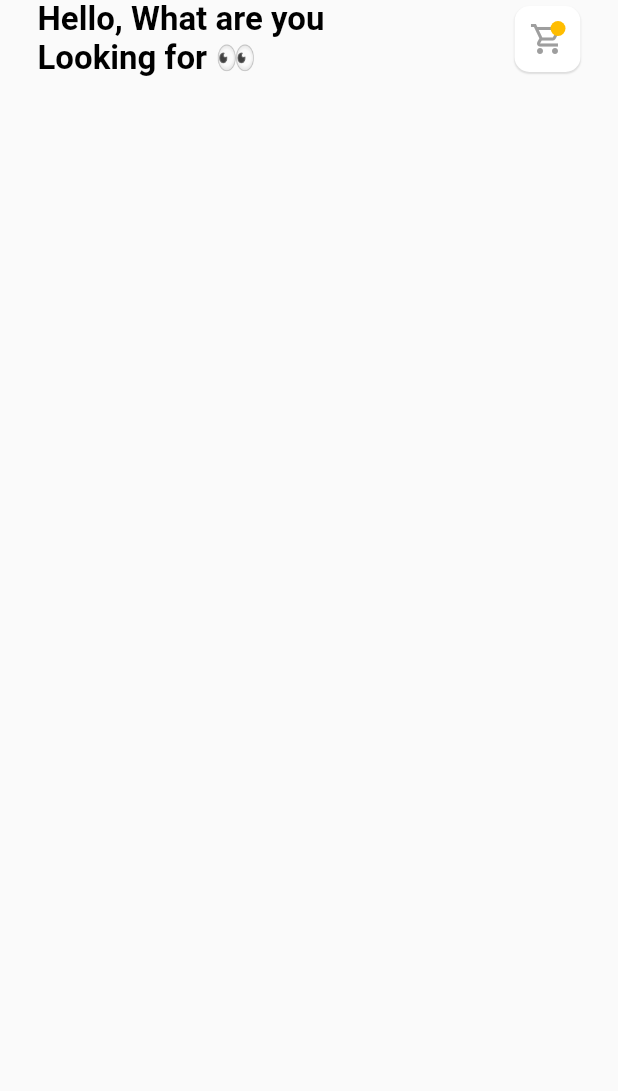
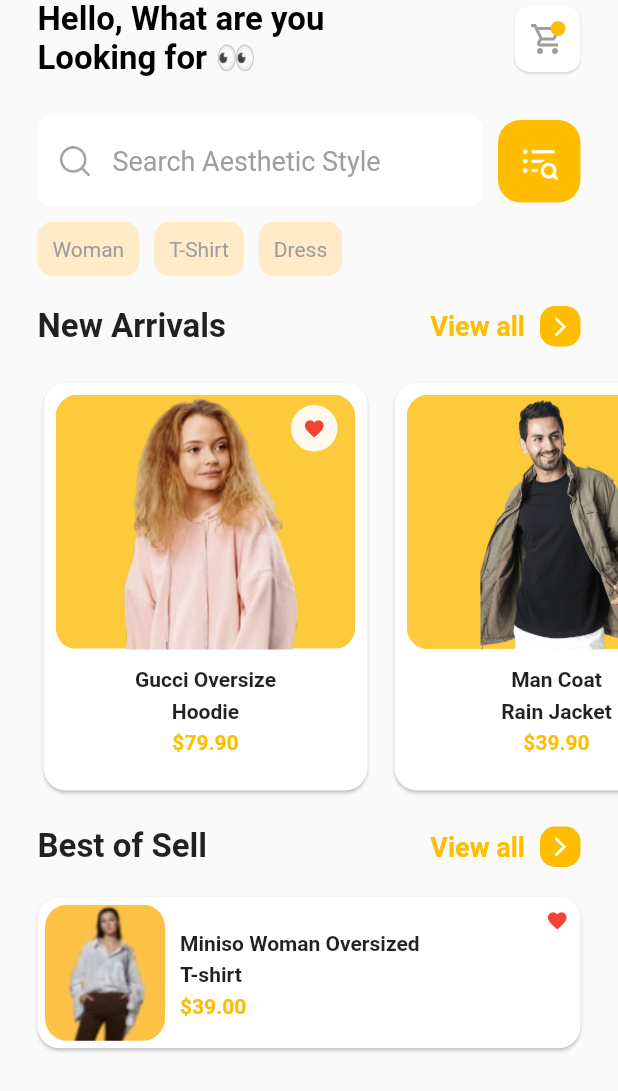
Before and after one commit to silthice/ecomm_cloths, a Flutter app: the screen it shows after launch, on a phone screen of 412 x 824 dp. Shown: the top 1091 px of the screen. Run offline on Flutter 3.47's test engine with Material 2 defaults, Android fonts, the phone set to English and light mode, and no system bars.

Commit message:
-finished product listing

```diff
--- /dev/null
+++ b/lib/models/clothes.dart
@@ -0,0 +1,26 @@
+class Clothes {
+  String title;
+  String subtitle;
+  String price;
+  String imgUrl;
+  List<String> detailUrl;
+
+  Clothes(this.title, this.subtitle, this.price, this.imgUrl, this.detailUrl);
+
+  static List<Clothes> generateClothes() {
+    return [
+      Clothes(
+          "Gucci Oversize",
+          "Hoodie",
+          "\$79.90",
+          "assets/images/arrival1.png",
+          ["assets/images/arrival1.png", "asset/images/detail2.png"]),
+      Clothes(
+          "Man Coat",
+          "Rain Jacket",
+          "\$39.90",
+          "assets/images/arrival2.png",
+          ["assets/images/arrival2.png", "asset/images/detail3.png"]),
+    ];
+  }
+}
--- a/lib/screens/home/home.dart
+++ b/lib/screens/home/home.dart
@@ -1,7 +1,14 @@
+import 'package:ecomm_cloths/screens/home/widget/best_sell.dart';
+import 'package:ecomm_cloths/screens/home/widget/categories_list.dart';
+import 'package:ecomm_cloths/screens/home/widget/clothes_item.dart';
 import 'package:ecomm_cloths/screens/home/widget/custom_app_bar.dart';
+import 'package:ecomm_cloths/screens/home/widget/new_arrival.dart';
+import 'package:ecomm_cloths/screens/home/widget/search_input.dart';
 import 'package:flutter/material.dart';
 import 'package:flutter/src/widgets/container.dart';
 import 'package:flutter/src/widgets/framework.dart';
+
+import '../../models/clothes.dart';
 
 class HomePage extends StatelessWidget {
   const HomePage({super.key});
@@ -13,7 +20,12 @@ class HomePage extends StatelessWidget {
         body: SingleChildScrollView(
           child: Column(
               crossAxisAlignment: CrossAxisAlignment.start,
-              children: [CustomAppBar()]),
+              children: [
+                CustomAppBar(),
+                SearchInput(),
+                NewArrival(),
+                BestSell()
+              ]),
         ));
   }
 }
--- /dev/null
+++ b/lib/screens/home/widget/best_sell.dart
@@ -0,0 +1,68 @@
+import 'package:ecomm_cloths/screens/home/widget/categories_list.dart';
+import 'package:flutter/material.dart';
+import 'package:flutter/src/widgets/container.dart';
+import 'package:flutter/src/widgets/framework.dart';
+
+class BestSell extends StatelessWidget {
+  @override
+  Widget build(BuildContext context) {
+    return Container(
+      child: Column(
+        crossAxisAlignment: CrossAxisAlignment.start,
+        children: [
+          CategoriesList("Best of Sell"),
+          Card(
+            margin: EdgeInsets.symmetric(horizontal: 25),
+            shape: RoundedRectangleBorder(borderRadius: BorderRadius.circular(15)),
+            child: Stack(
+              children: [
+                Padding(
+                  padding: const EdgeInsets.all(5),
+                  child: Row(
+                    children: [
+                      ClipRRect(
+                        borderRadius: BorderRadius.circular(15),
+                        child: Image.asset("assets/images/best1.png", width: 80,),
+                      ),
+                      SizedBox(width: 10,),
+                      Column(
+                        crossAxisAlignment: CrossAxisAlignment.start,
+                        children: [
+                          Text("Miniso Woman Oversized", style: TextStyle(
+                           fontWeight: FontWeight.bold,
+                           height: 1.5,
+                          ),),
+                          Text("T-shirt", style: TextStyle(
+                           fontWeight: FontWeight.bold,
+                           height: 1.5,
+                          ),),
+                          Text("\$39.00", style: TextStyle(
+                           fontWeight: FontWeight.bold,
+                           height: 1.5,
+                           color: Theme.of(context).primaryColor
+                          ),),
+
+                        ],
+                      )
+                    ],
+                  ),
+                ),
+                Positioned(
+                  top: 0,
+                  right: 0,
+                  child: Container(
+                    padding: EdgeInsets.all(8),
+                    decoration: BoxDecoration(
+                      color: Colors.white.withOpacity(0.9),
+                      shape: BoxShape.circle
+                    ),
+                    child: Icon(Icons.favorite, color: Colors.red, size: 15,)))
+              ],
+            ),
+          )
+          ],
+
+      ),
+    );
+  }
+}
--- /dev/null
+++ b/lib/screens/home/widget/categories_list.dart
@@ -0,0 +1,44 @@
+import 'package:flutter/material.dart';
+import 'package:flutter/src/widgets/container.dart';
+import 'package:flutter/src/widgets/framework.dart';
+import 'package:flutter/widgets.dart';
+
+class CategoriesList extends StatelessWidget {
+  final String title;
+  CategoriesList(this.title);
+  @override
+  Widget build(BuildContext context) {
+    return Container(
+      padding: EdgeInsets.symmetric(horizontal: 25, vertical: 20),
+      child: Row(
+        mainAxisAlignment: MainAxisAlignment.spaceBetween,
+        children: [
+          Text(title,
+          style: TextStyle(
+            fontSize: 22,
+            fontWeight: FontWeight.bold
+          ),),
+          Row(
+            children: [
+              Text("View all",
+              style: TextStyle(
+                fontSize: 18,
+                fontWeight: FontWeight.bold,
+                color: Theme.of(context).primaryColor,
+              ),),
+              SizedBox(width: 10,),
+              Container(
+                padding: EdgeInsets.all(6),
+                child: Icon(Icons.arrow_forward_ios, color: Colors.white, size: 15,),
+                decoration: BoxDecoration(
+                  color: Theme.of(context).primaryColor,
+                  borderRadius: BorderRadius.circular(10),
+                ),
+              )
+            ],
+          )
+        ],
+      ),
+    );
+  }
+}
--- /dev/null
+++ b/lib/screens/home/widget/clothes_item.dart
@@ -0,0 +1,67 @@
+import 'package:ecomm_cloths/models/clothes.dart';
+import 'package:flutter/material.dart';
+import 'package:flutter/src/widgets/container.dart';
+import 'package:flutter/src/widgets/framework.dart';
+
+class ClothesItem extends StatelessWidget {
+  final Clothes clothes;
+  ClothesItem(this.clothes);
+
+  @override
+  Widget build(BuildContext context) {
+    return Container(
+      child: Card(
+        shape: RoundedRectangleBorder(
+          borderRadius: BorderRadius.circular(15),
+        ),
+        child: Column(
+          crossAxisAlignment: CrossAxisAlignment.center,
+          children: [
+            Stack(
+              children: [
+                Container(
+                  margin: EdgeInsets.all(8),
+                  height: 170,
+                  width: 200,
+                  decoration: BoxDecoration(
+                      borderRadius: BorderRadius.circular(15),
+                      image: DecorationImage(
+                          image: AssetImage(clothes.imgUrl),
+                          fit: BoxFit.fitHeight)),
+                ),
+                Positioned(
+                    top: 15,
+                    right: 20,
+                    child: Container(
+                        padding: EdgeInsets.all(8),
+                        decoration: BoxDecoration(
+                            color: Colors.white.withOpacity(0.9),
+                            shape: BoxShape.circle),
+                        child: Icon(
+                          Icons.favorite,
+                          color: Colors.red,
+                          size: 15,
+                        )))
+              ],
+            ),
+            Text(
+              clothes.title,
+              style: TextStyle(fontWeight: FontWeight.bold, height: 1.5),
+            ),
+            Text(
+              clothes.subtitle,
+              style: TextStyle(fontWeight: FontWeight.bold, height: 1.5),
+            ),
+            Text(
+              clothes.price,
+              style: TextStyle(
+                  fontWeight: FontWeight.bold,
+                  height: 1.5,
+                  color: Theme.of(context).primaryColor),
+            ),
+          ],
+        ),
+      ),
+    );
+  }
+}
--- /dev/null
+++ b/lib/screens/home/widget/new_arrival.dart
@@ -0,0 +1,31 @@
+import 'package:ecomm_cloths/screens/home/widget/clothes_item.dart';
+import 'package:flutter/material.dart';
+import 'package:flutter/src/widgets/container.dart';
+import 'package:flutter/src/widgets/framework.dart';
+
+import '../../../models/clothes.dart';
+import 'categories_list.dart';
+
+class NewArrival extends StatelessWidget {
+  final clothesList = Clothes.generateClothes();
+  @override
+  Widget build(BuildContext context) {
+    return Container(
+      child: Column(
+        children: [
+          CategoriesList("New Arrivals"),
+          Container(
+            height: 280,
+            child: ListView.separated(
+              padding: EdgeInsets.symmetric(horizontal: 25),
+              scrollDirection: Axis.horizontal,
+              itemBuilder: ((context, index) => ClothesItem(clothesList[index])),
+              separatorBuilder: (_, index) => SizedBox(width: 10),
+               itemCount: clothesList.length
+                ),
+          )
+        ],
+      ),
+    );
+  }
+}
--- /dev/null
+++ b/lib/screens/home/widget/search_input.dart
@@ -0,0 +1,67 @@
+import 'package:flutter/material.dart';
+import 'package:flutter/src/widgets/container.dart';
+import 'package:flutter/src/widgets/framework.dart';
+
+class SearchInput extends StatelessWidget {
+  final tagsList = ["Woman", "T-Shirt", "Dress"];
+
+  @override
+  Widget build(BuildContext context) {
+    return Container(
+      margin: EdgeInsets.only(top: 25, left: 25, right: 25),
+      child: Column(
+        children: [
+          Row(
+            children: [
+              Flexible(
+                  flex: 1,
+                  child: TextField(
+                    cursorColor: Colors.grey,
+                    decoration: InputDecoration(
+                        fillColor: Colors.white,
+                        filled: true,
+                        border: OutlineInputBorder(
+                            borderRadius: BorderRadius.circular(10),
+                            borderSide: BorderSide.none),
+                        hintText: "Search Aesthetic Style",
+                        hintStyle: TextStyle(color: Colors.grey, fontSize: 18),
+                        prefixIcon: Container(
+                          padding: EdgeInsets.all(15),
+                          child:
+                              Image.asset('assets/icons/search.png', width: 20),
+                        )),
+                  )),
+              Container(
+                margin: EdgeInsets.only(left: 10),
+                padding: EdgeInsets.all(15),
+                decoration: BoxDecoration(
+                  color: Theme.of(context).primaryColor,
+                  borderRadius: BorderRadius.circular(15),
+                ),
+                child: Image.asset(
+                  'assets/icons/filter.png',
+                  width: 25,
+                ),
+              )
+            ],
+          ),
+          Row(
+            children: tagsList
+                .map((e) => Container(
+                  margin: EdgeInsets.only(top: 10, right: 10),
+                  padding: EdgeInsets.all(10),
+                      decoration: BoxDecoration(
+                          borderRadius: BorderRadius.circular(10),
+                          color: Theme.of(context).accentColor),
+                      child: Text(
+                        e,
+                        style: TextStyle(color: Colors.grey),
+                      ),
+                    ))
+                .toList(),
+          )
+        ],
+      ),
+    );
+  }
+}
--- a/pubspec.yaml
+++ b/pubspec.yaml
@@ -60,9 +60,9 @@ flutter:
   uses-material-design: true
 
   # To add assets to your application, add an assets section, like this:
-  # assets:
-  #   - images/a_dot_burr.jpeg
-  #   - images/a_dot_ham.jpeg
+  assets:
+    - assets/images/
+    - assets/icons/
 
   # An image asset can refer to one or more resolution-specific "variants", see
   # https://flutter.dev/assets-and-images/#resolution-aware
```
